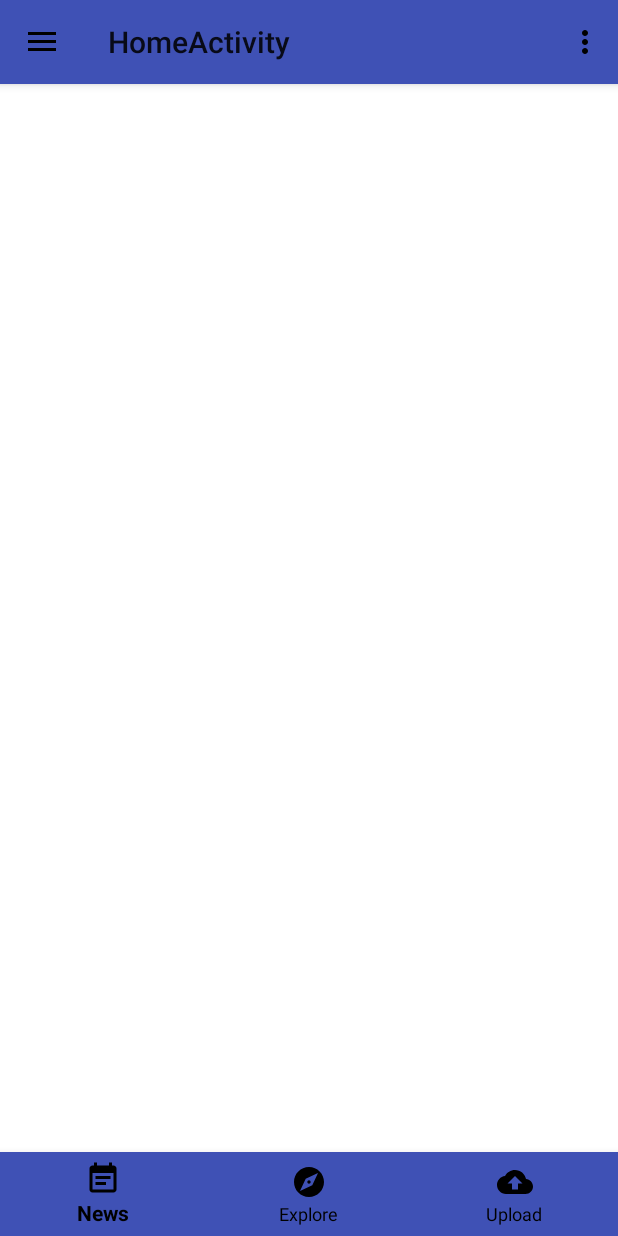
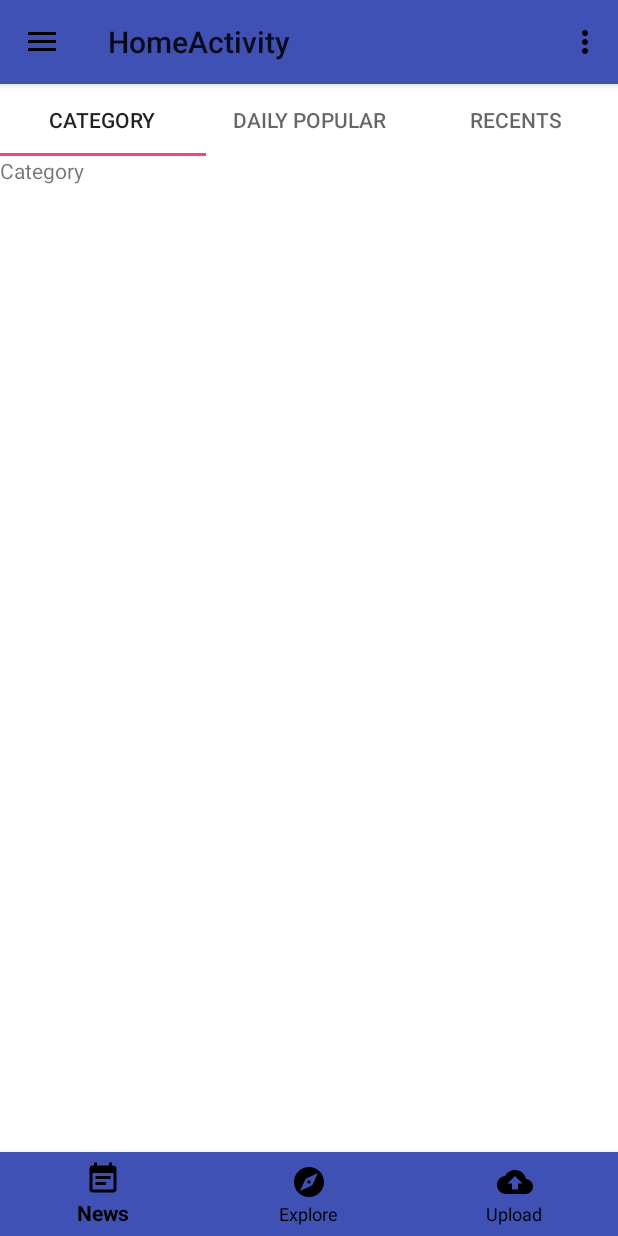
Before and after one commit to mustafaozhan/LiveWallpaper, an Android app: the screen it shows after launch (HomeActivity), on a phone screen of 412 x 824 dp. Run offline under Robolectric (Android 15) with nearby library versions, the phone set to English and light mode, and no system bars.

Commit message:
Fragments, Adapters and ViewPager implemented

```diff
--- a/app/src/main/java/mustafaozhan/github/com/livewallpaper/activities/HomeActivity.kt
+++ b/app/src/main/java/mustafaozhan/github/com/livewallpaper/activities/HomeActivity.kt
@@ -9,7 +9,9 @@ import android.view.Menu
 import android.view.MenuItem
 import kotlinx.android.synthetic.main.activity_home.*
 import kotlinx.android.synthetic.main.app_bar_home.*
+import kotlinx.android.synthetic.main.content_home.*
 import mustafaozhan.github.com.livewallpaper.R
+import mustafaozhan.github.com.livewallpaper.adapters.MyFragmentAdapter
 
 class HomeActivity : AppCompatActivity(), NavigationView.OnNavigationItemSelectedListener {
 
@@ -17,6 +19,12 @@ class HomeActivity : AppCompatActivity(), NavigationView.OnNavigationItemSelecte
         super.onCreate(savedInstanceState)
         setContentView(R.layout.activity_home)
         setSupportActionBar(toolbar)
+        toolbar.title = "Live Wallpaper"
+
+        val adapter = MyFragmentAdapter(supportFragmentManager, this)
+        viewPager.adapter = adapter
+
+        tabLayout.setupWithViewPager(viewPager)
 
 
         val toggle = ActionBarDrawerToggle(
@@ -45,9 +53,9 @@ class HomeActivity : AppCompatActivity(), NavigationView.OnNavigationItemSelecte
         // Handle action bar item clicks here. The action bar will
         // automatically handle clicks on the Home/Up button, so long
         // as you specify a parent activity in AndroidManifest.xml.
-        when (item.itemId) {
-            R.id.action_settings -> return true
-            else -> return super.onOptionsItemSelected(item)
+        return when (item.itemId) {
+            R.id.action_settings -> true
+            else -> super.onOptionsItemSelected(item)
         }
     }
 
--- a/app/src/main/java/mustafaozhan/github/com/livewallpaper/adapters/MyFragmentAdapter.kt
+++ b/app/src/main/java/mustafaozhan/github/com/livewallpaper/adapters/MyFragmentAdapter.kt
@@ -4,11 +4,14 @@ import android.content.Context
 import android.support.v4.app.Fragment
 import android.support.v4.app.FragmentManager
 import android.support.v4.app.FragmentPagerAdapter
+import mustafaozhan.github.com.livewallpaper.fragments.CategoryFragment
+import mustafaozhan.github.com.livewallpaper.fragments.DailyPopularFragment
+import mustafaozhan.github.com.livewallpaper.fragments.RecentsFragment
 
 /**
  * Created by Mustafa Ozhan on 2/8/18 at 1:11 PM on Arch Linux wit Love <3.
  */
-class MyFragmentAdapter(private val fragmentManager: FragmentManager, private val context: Context?) : FragmentPagerAdapter(fragmentManager) {
+class MyFragmentAdapter(fragmentManager: FragmentManager, context: Context?) : FragmentPagerAdapter(fragmentManager) {
     private val adapterContext = context
 
 
@@ -27,7 +30,7 @@ class MyFragmentAdapter(private val fragmentManager: FragmentManager, private va
         return when (position) {
             0 -> "Category"
             1 -> "Daily Popular"
-            2 -> "Recent"
+            2 -> "Recents"
             else -> ""
         }
     }
--- /dev/null
+++ b/app/src/main/java/mustafaozhan/github/com/livewallpaper/fragments/CategoryFragment.kt
@@ -0,0 +1,27 @@
+package mustafaozhan.github.com.livewallpaper.fragments
+
+import android.os.Bundle
+import android.support.v4.app.Fragment
+import android.view.LayoutInflater
+import android.view.View
+import android.view.ViewGroup
+import mustafaozhan.github.com.livewallpaper.R
+
+/**
+ * Created by Mustafa Ozhan on 2/8/18 at 1:36 PM on Arch Linux wit Love <3.
+ */
+class CategoryFragment : Fragment() {
+
+    companion object {
+        private var INSTANCE: CategoryFragment? = null
+        fun getInstance(): CategoryFragment? {
+            if (INSTANCE == null)
+                INSTANCE = CategoryFragment()
+            return INSTANCE
+
+        }
+    }
+
+    override fun onCreateView(inflater: LayoutInflater?, container: ViewGroup?, savedInstanceState: Bundle?) =
+            inflater?.inflate(R.layout.fragment_category, container, false)
+}
--- /dev/null
+++ b/app/src/main/java/mustafaozhan/github/com/livewallpaper/fragments/DailyPopularFragment.kt
@@ -0,0 +1,24 @@
+package mustafaozhan.github.com.livewallpaper.fragments
+
+import android.os.Bundle
+import android.support.v4.app.Fragment
+import android.view.LayoutInflater
+import android.view.ViewGroup
+import mustafaozhan.github.com.livewallpaper.R
+
+/**
+ * Created by Mustafa Ozhan on 2/8/18 at 1:36 PM on Arch Linux wit Love <3.
+ */
+class DailyPopularFragment:Fragment(){
+    companion object {
+        private var INSTANCE: DailyPopularFragment? = null
+        fun getInstance(): DailyPopularFragment? {
+            if (INSTANCE == null)
+                INSTANCE = DailyPopularFragment()
+            return INSTANCE
+
+        }
+    }
+    override fun onCreateView(inflater: LayoutInflater?, container: ViewGroup?, savedInstanceState: Bundle?) =
+            inflater?.inflate(R.layout.fragment_daily_popular, container, false)
+}
--- a/app/src/main/res/layout/content_home.xml
+++ b/app/src/main/res/layout/content_home.xml
@@ -19,6 +19,7 @@
             android:layout_height="wrap_content" />
 
         <android.support.v4.view.ViewPager
+            android:id="@+id/viewPager"
             android:layout_width="match_parent"
             android:layout_height="match_parent"
             android:layout_above="@+id/navigation"
@@ -28,11 +29,11 @@
             android:id="@+id/navigation"
             android:layout_width="match_parent"
             android:layout_height="wrap_content"
+            android:layout_alignParentBottom="true"
             android:background="@color/colorPrimary"
             app:itemIconTint="@android:color/background_dark"
             app:itemTextColor="@android:color/background_dark"
-            app:menu="@menu/bottom_navigation_menu"
-            android:layout_alignParentBottom="true" />
+            app:menu="@menu/bottom_navigation_menu" />
     </RelativeLayout>
 
 </android.support.constraint.ConstraintLayout>
--- /dev/null
+++ b/app/src/main/res/layout/fragment_category.xml
@@ -0,0 +1,10 @@
+<?xml version="1.0" encoding="utf-8"?>
+<FrameLayout xmlns:android="http://schemas.android.com/apk/res/android"
+    android:layout_width="match_parent"
+    android:layout_height="match_parent">
+
+    <TextView
+        android:layout_width="match_parent"
+        android:layout_height="match_parent"
+        android:text="Category" />
+</FrameLayout>
```
Also changed, not shown: app/src/main/java/mustafaozhan/github/com/livewallpaper/fragments/RecentsFragment.kt (added, +25 -0 lines), app/src/main/res/layout/fragment_daily_popular.xml (added, +9 -0 lines), app/src/main/res/layout/fragment_recents.xml (added, +10 -0 lines).
